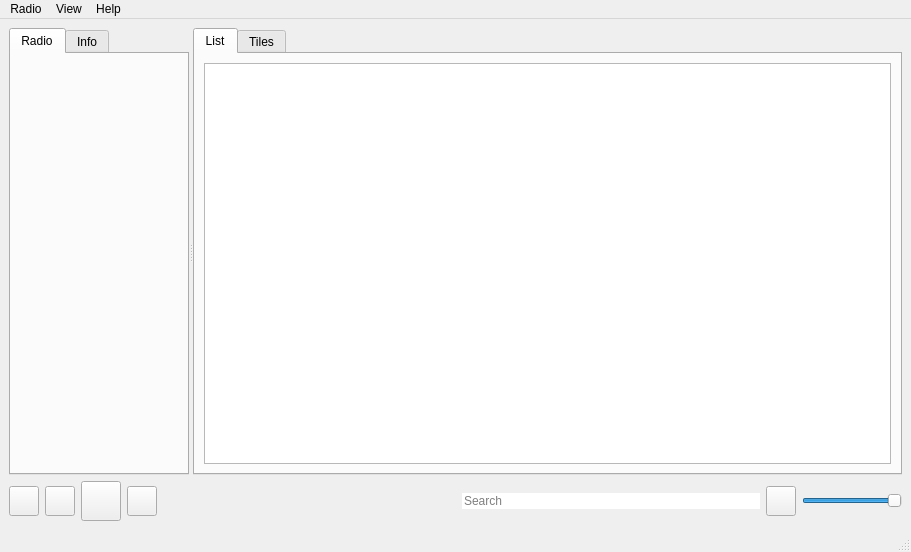
grzesiekkedzior/TuneScape, file mainwindow.ui: the form before one commit.
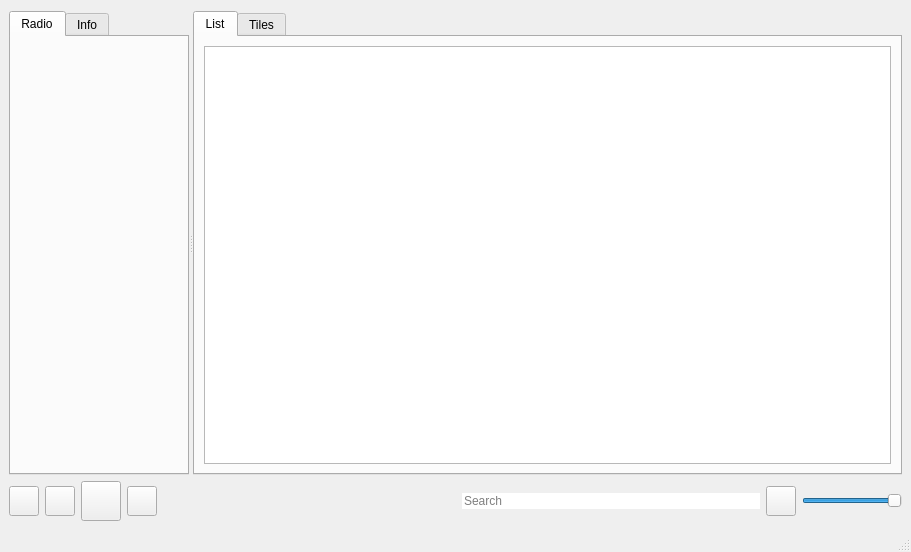
The form after the commit. The open tabs and pages were chosen to show the change. Icons and pictures are not drawn.

Commit message: Delete menu bar.

```diff
--- a/mainwindow.ui
+++ b/mainwindow.ui
@@ -27,6 +27,12 @@
     </size>
    </property>
    <layout class="QVBoxLayout" name="verticalLayout">
+    <property name="sizeConstraint">
+     <enum>QLayout::SetDefaultConstraint</enum>
+    </property>
+    <property name="topMargin">
+     <number>11</number>
+    </property>
     <item>
      <widget class="QSplitter" name="splitter">
       <property name="sizePolicy">
@@ -93,7 +99,7 @@
           <x>0</x>
           <y>0</y>
           <width>180</width>
-          <height>430</height>
+          <height>456</height>
          </rect>
         </property>
         <property name="sizePolicy">
@@ -335,7 +341,7 @@
           <x>0</x>
           <y>0</y>
           <width>703</width>
-          <height>430</height>
+          <height>456</height>
          </rect>
         </property>
         <property name="sizePolicy">
@@ -602,48 +608,6 @@
    </layout>
   </widget>
   <widget class="QStatusBar" name="statusbar"/>
-  <widget class="QMenuBar" name="menubar">
-   <property name="enabled">
-    <bool>true</bool>
-   </property>
-   <property name="geometry">
-    <rect>
-     <x>0</x>
-     <y>0</y>
-     <width>911</width>
-     <height>26</height>
-    </rect>
-   </property>
-   <property name="defaultUp">
-    <bool>false</bool>
-   </property>
-   <property name="nativeMenuBar">
-    <bool>true</bool>
-   </property>
-   <widget class="QMenu" name="menuFile">
-    <property name="title">
-     <string>Radio</string>
-    </property>
-    <addaction name="actionSearch"/>
-    <addaction name="actionClose"/>
-   </widget>
-   <widget class="QMenu" name="menuWindow">
-    <property name="title">
-     <string>View</string>
-    </property>
-    <addaction name="actionFull_screen"/>
-    <addaction name="actionMinimal"/>
-   </widget>
-   <widget class="QMenu" name="menuHelp">
-    <property name="title">
-     <string>Help</string>
-    </property>
-    <addaction name="actionAbout"/>
-   </widget>
-   <addaction name="menuFile"/>
-   <addaction name="menuWindow"/>
-   <addaction name="menuHelp"/>
-  </widget>
   <action name="actionAbout">
    <property name="icon">
     <iconset resource="res.qrc">
```
Left out of the diff: 2 changed lines with no effect on the pictures.
